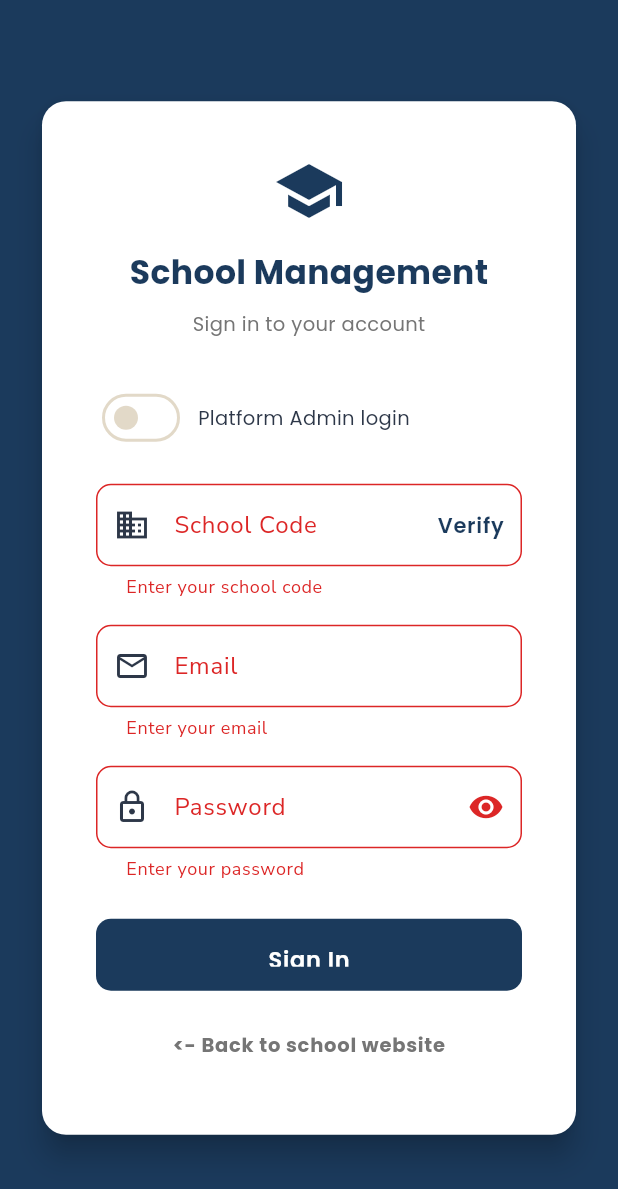
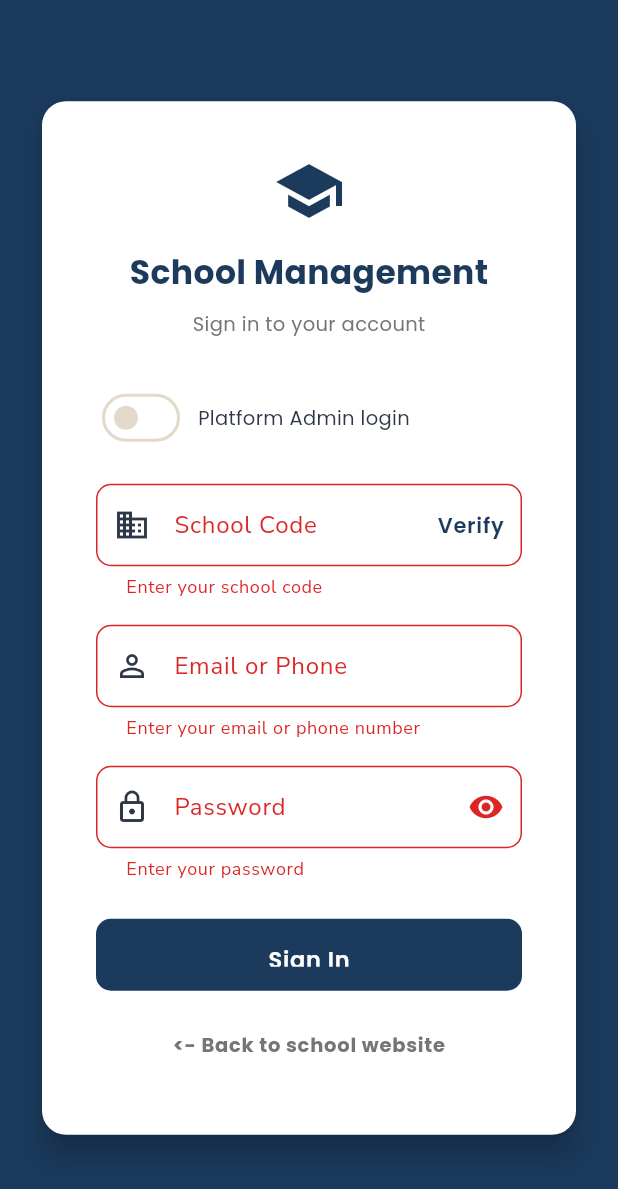
Before and after one commit to DileepJexpert/school-project-ui, a Flutter app: the LoginPage screen opened by its route, after a tap on "Sign In", on a phone screen of 412 x 824 dp. Shown: the top 1189 px of the screen. Run offline on Flutter 3.47's test engine with Material 3 defaults, Android fonts, the phone set to English and light mode, and no system bars; our stand-ins replace dio, fl_chart, flutter_secure_storage, google_fonts, shared_preferences, shimmer; missing offline and left inert: dart:html, dart:js; accounts and stored records are empty.

Commit message:
Support login with email or phone number for parent access
- Login field changed from 'Email' to 'Email or Phone'
- Removed email format validation (no longer requires @ symbol)
- Updated keyboard type and icon for generic identifier input

https://claude.ai/code/session_01KXkm3K4rj4533V96AY5HdN

```diff
--- a/lib/features/auth/login_page.dart
+++ b/lib/features/auth/login_page.dart
@@ -137,7 +137,7 @@ class _LoginPageState extends State<LoginPage> {
 
   String _friendlyError(String raw) {
     if (raw.contains('401') || raw.contains('Invalid credentials')) {
-      return 'Incorrect email or password.';
+      return 'Incorrect email/phone or password.';
     }
     if (raw.contains('403')) return 'Your account has been deactivated.';
     if (raw.contains('connection') || raw.contains('timeout')) {
@@ -273,16 +273,15 @@ class _LoginPageState extends State<LoginPage> {
 
   Widget _buildEmailField() => TextFormField(
         controller: _emailCtrl,
-        keyboardType: TextInputType.emailAddress,
+        keyboardType: TextInputType.text,
         decoration: InputDecoration(
-          labelText: 'Email',
-          prefixIcon: const Icon(Icons.email_outlined),
+          labelText: 'Email or Phone',
+          prefixIcon: const Icon(Icons.person_outline),
           border:
               OutlineInputBorder(borderRadius: BorderRadius.circular(10)),
         ),
         validator: (v) {
-          if (v == null || v.trim().isEmpty) return 'Enter your email';
-          if (!v.contains('@')) return 'Enter a valid email';
+          if (v == null || v.trim().isEmpty) return 'Enter your email or phone number';
           return null;
         },
         textInputAction: TextInputAction.next,
```
